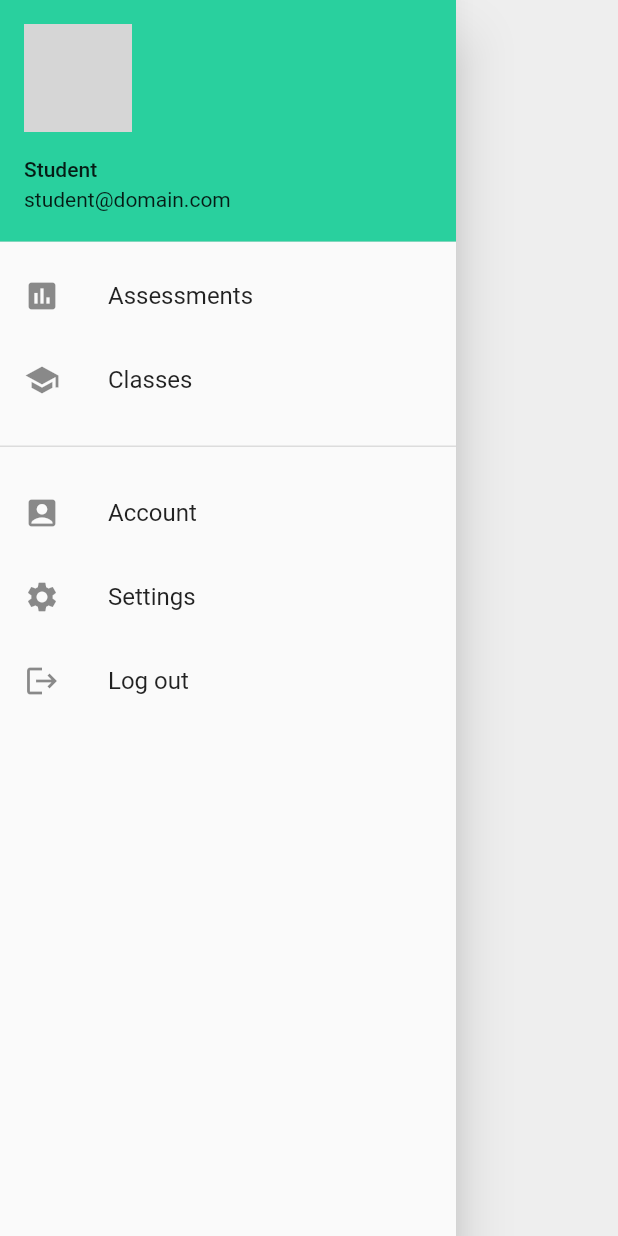
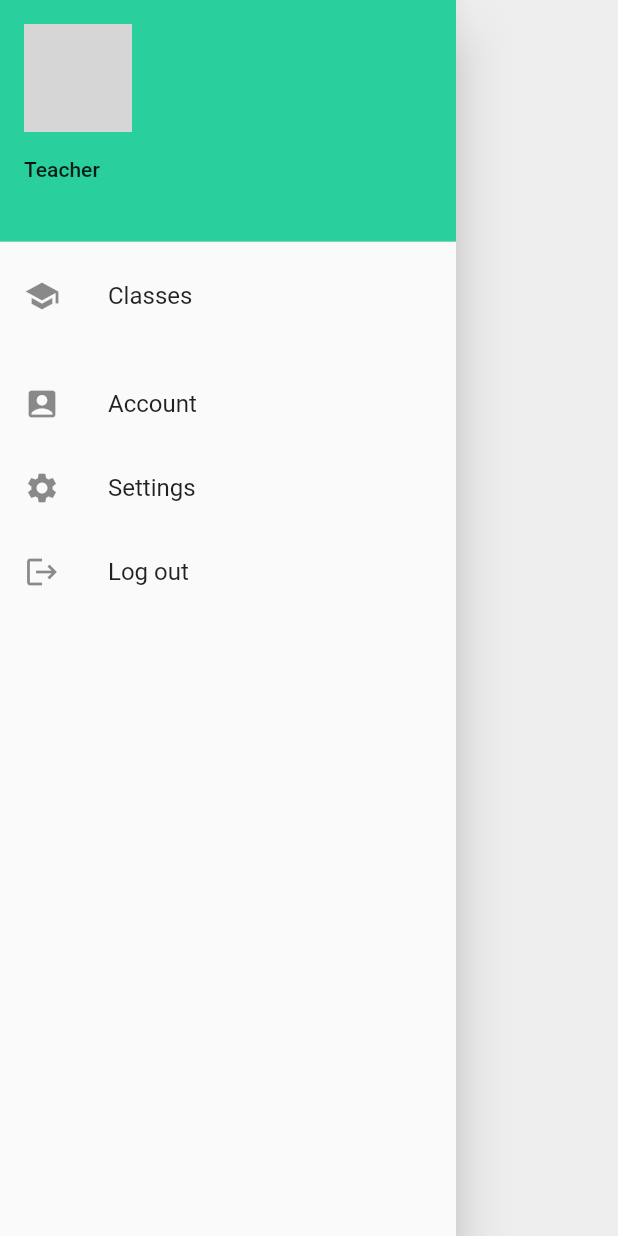
Before and after one commit to n1ghtbyte/Assessments-App, a Flutter app: the NavBarStudent widget shown alone on an empty page, opened directly, on a phone screen of 412 x 824 dp. Run offline on Flutter 3.47's test engine with Material 2 defaults, Android fonts, the phone set to English and light mode, and no system bars; our stand-ins replace cloud_firestore, firebase_auth, firebase_core, firebase_storage, fl_chart, flutter_speed_dial; accounts and stored records are empty; network calls fail; grey boxes are pictures that could not be loaded.

Commit message:
NavBar student fixed

```diff
--- a/lib/InovWidgets/NavBarStudent.dart
+++ b/lib/InovWidgets/NavBarStudent.dart
@@ -7,8 +7,16 @@ import 'package:flutter/material.dart';
 
 import '../pages/LoginScreen.dart';
 
-class NavBarStudent extends StatelessWidget {
+class NavBarStudent extends StatefulWidget {
   const NavBarStudent({Key? key}) : super(key: key);
+
+  @override
+  State<NavBarStudent> createState() => _NavBarStudentState();
+}
+
+class _NavBarStudentState extends State<NavBarStudent> {
+  FirebaseAuth _firebaseAuth = FirebaseAuth.instance;
+  String? currentUser = FirebaseAuth.instance.currentUser!.email;
 
   @override
   Widget build(BuildContext context) {
@@ -17,8 +25,8 @@ class NavBarStudent extends StatelessWidget {
         padding: EdgeInsets.zero,
         children: [
           UserAccountsDrawerHeader(
-            accountName: Text('Student'),
-            accountEmail: Text('student@domain.com'),
+            accountName: Text('Teacher'),
+            accountEmail: Text(currentUser!),
             currentAccountPicture: CircleAvatar(
               child: ClipOval(
                 child: Image.network(
@@ -31,33 +39,29 @@ class NavBarStudent extends StatelessWidget {
             ),
             decoration: BoxDecoration(color: Color(0xFF29D09E)),
           ),
-          ListTile(
-            leading: Icon(Icons.assessment),
-            title: const Text('Assessments'),
-            onTap: () {
-              Navigator.push(
-                context,
-                MaterialPageRoute(
-                    builder: (context) => AssessmentsStudentPage()),
-              );
-            },
-          ),
+          // ListTile(
+          //   leading: Icon(Icons.assessment),
+          //   title: const Text('Assessments'),
+          //   onTap: () {
+          //     Navigator.push(
+          //       context,
+          //       MaterialPageRoute(
+          //           builder: (context) => AssessmentsStudentPage()),
+          //     );
+          //   },
+          // ),
           ListTile(
             leading: Icon(Icons.school),
             title: const Text('Classes'),
             onTap: () {
               Navigator.push(
                 context,
-                MaterialPageRoute(builder: (context) => StudentClass()),
+                MaterialPageRoute(builder: (context) => StudendClasses()),
               );
             },
           ),
           const SizedBox(height: 16),
-          Divider(
-            thickness: 1,
-            height: 1,
-          ),
-          const SizedBox(height: 16),
+
           ListTile(
             leading: Icon(Icons.account_box),
             title: const Text('Account'),
@@ -91,46 +95,41 @@ class NavBarStudent extends StatelessWidget {
                     TextButton(
                       style: ButtonStyle(
                         foregroundColor:
-                                      MaterialStateProperty.all<Color>(
-                                          Colors.blue),
+                            MaterialStateProperty.all<Color>(Colors.blue),
                       ),
                       onPressed: () {
-                                  Navigator.of(context, rootNavigator: true)
-                                      .pop();
+                        Navigator.of(context, rootNavigator: true).pop();
                       },
                       child: Text('CANCEL'),
                     ),
                     TextButton(
                       style: ButtonStyle(
                         foregroundColor:
-                                      MaterialStateProperty.all<Color>(
-                                          Colors.blue),
+                            MaterialStateProperty.all<Color>(Colors.blue),
                       ),
                       onPressed: () async {
-                                  await _signOut();
-                                  Navigator.of(context, rootNavigator: true)
-                                      .pop();
+                        await _firebaseAuth.signOut().then(
+                          (user) {
+                            Navigator.of(context, rootNavigator: true).pop();
                             Navigator.of(context).pushReplacement(
                               MaterialPageRoute(
-                                          builder: (context) => LoginScreen()));
+                                builder: (context) => LoginScreen(),
+                              ),
+                            );
+                          },
+                        );
                       },
                       child: Text('LOGOUT'),
-                              )
-                            ]));
-                // Navigator.push(
-                //   context,
-                //   MaterialPageRoute(builder: (context) => LogoutPage()),
-                // );
-              }),
+                    ),
+                  ],
+                ),
+              );
+            },
+          ),
         ],
       ),
     );
   }
-}
-
-Future<void> _signOut() async {
-  await FirebaseAuth.instance.signOut();
-  print("User Logged out");
 }
 
 void selectedItem(BuildContext context, int index) {
```
Lines whose indentation alone changed are shown as unchanged.
